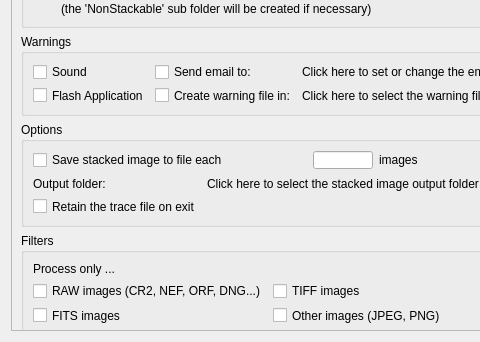
The window that DeepSkyStackerLive/ui/SettingsTab.ui (deepskystacker/DSS) describes before a commit, drawn with Qt 5; both pictures show x 0 to 480 and y 283 to 625 of the 917 by 625 pixel window.
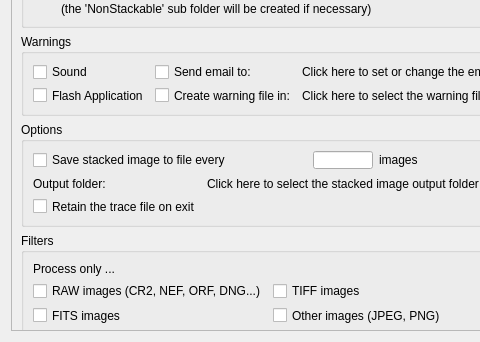
The same window after the commit.

Commit message: "Create a calibrated file ..." and "Create a registered/calibrated file ..." were inadvertantly switched when porting the code for version 5.

The edit to the form file:
```diff
--- a/DeepSkyStackerLive/ui/SettingsTab.ui
+++ b/DeepSkyStackerLive/ui/SettingsTab.ui
@@ -716,7 +716,7 @@
           <item row="0" column="0" colspan="2">
            <widget class="QCheckBox" name="saveStackedImage">
             <property name="text">
-             <string comment="IDC_SAVESTACKEDIMAGE">Save stacked image to file each </string>
+             <string comment="IDC_SAVESTACKEDIMAGE">Save stacked image to file every</string>
             </property>
            </widget>
           </item>
```
Left out of the diff: 8 changed lines with no effect on the pictures. The commit also changes 1 other file.
